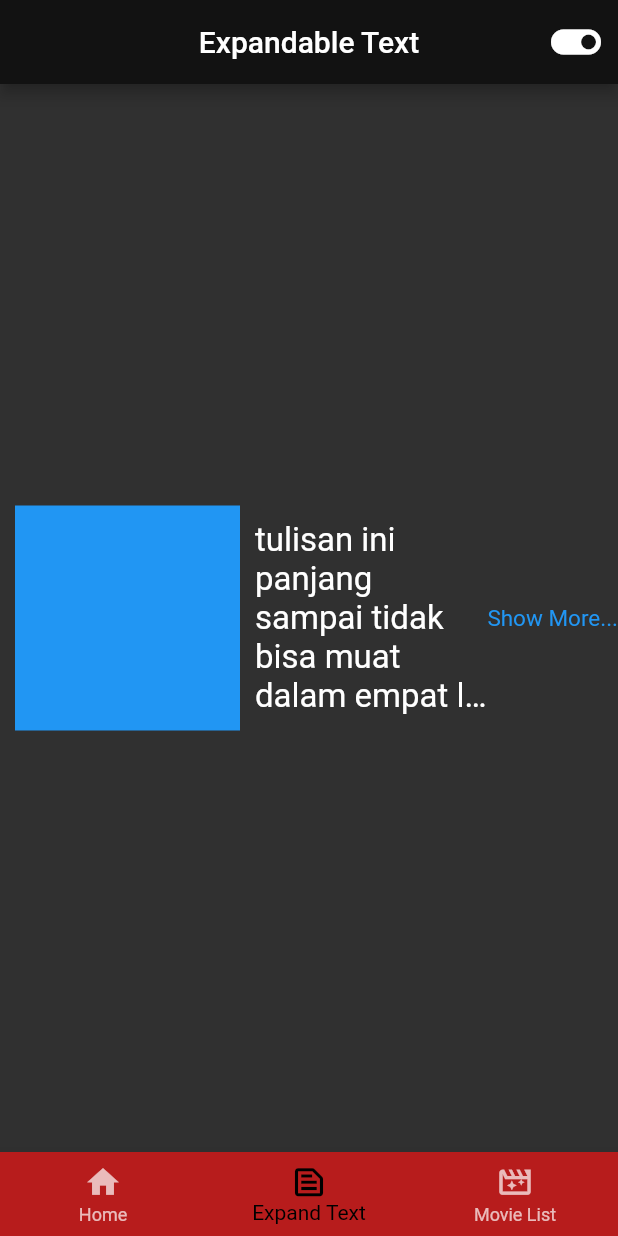
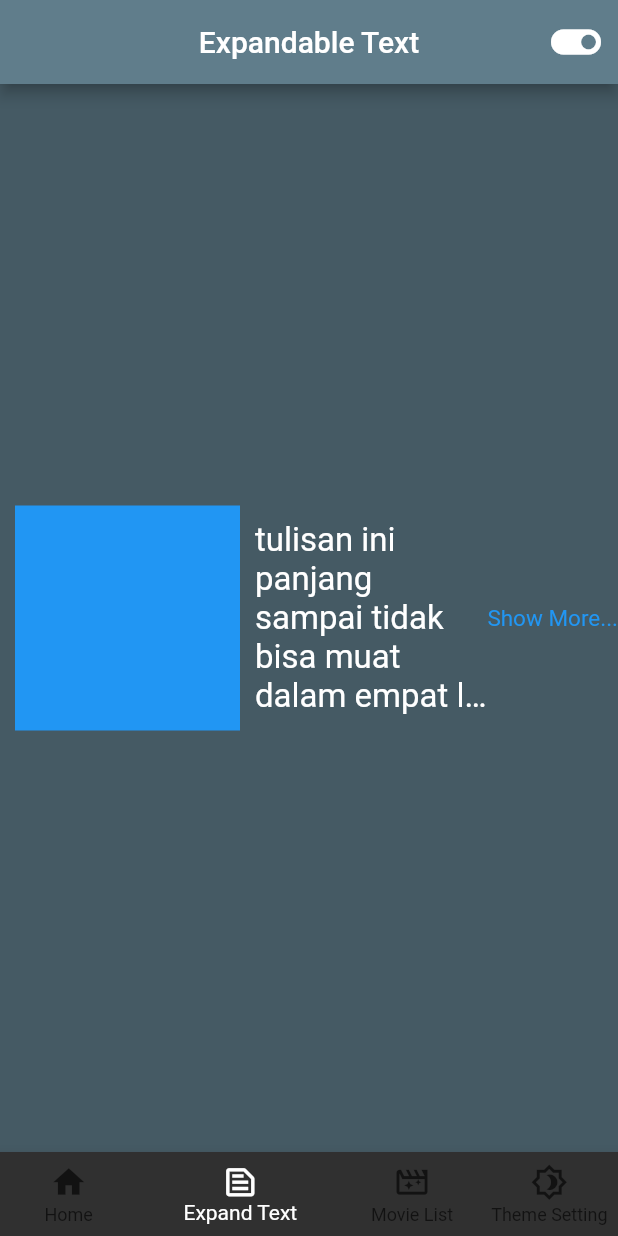
Before and after one commit to AlninoDP/Provider_StateManagement, a Flutter app: the screen it shows after launch, item 2 of the bottom bar chosen, after a tap on the "toggle off" icon, on a phone screen of 412 x 824 dp. Run offline on Flutter 3.47's test engine with Material 2 defaults, Android fonts, the phone set to English and light mode, and no system bars.

Commit message:
tambah screen theme animation

```diff
--- a/lib/app_theme.dart
+++ b/lib/app_theme.dart
@@ -2,12 +2,12 @@ import 'package:flutter/material.dart';
 
 class AppThemes {
   static final ThemeData lightTheme = ThemeData(
-    bottomNavigationBarTheme: const BottomNavigationBarThemeData(
-        backgroundColor: Colors.blue,
+    bottomNavigationBarTheme: BottomNavigationBarThemeData(
+        backgroundColor: Colors.blue[900],
         selectedItemColor: Colors.white,
         unselectedItemColor: Colors.black),
-    colorScheme: const ColorScheme.light(
-      primary: Colors.blue,
+    colorScheme: ColorScheme.light(
+      primary: Colors.blue[900]!,
       onPrimary: Colors.white,
       secondary: Colors.blue,
       onSecondary: Colors.white,
@@ -15,12 +15,15 @@ class AppThemes {
     ),
   );
   static final ThemeData darkTheme = ThemeData(
-    bottomNavigationBarTheme:
-        BottomNavigationBarThemeData(backgroundColor: Colors.red[900]),
+    appBarTheme: const AppBarTheme(color: Colors.blueGrey),
+    bottomNavigationBarTheme: const BottomNavigationBarThemeData(
+        backgroundColor: Colors.blueGrey, selectedItemColor: Colors.white),
+    scaffoldBackgroundColor: Colors.blueGrey[700],
     colorScheme: const ColorScheme.dark(
-        primary: Colors.black,
-        onPrimary: Colors.red,
+        primary: Colors.blueGrey,
+        onPrimary: Colors.white,
         secondary: Colors.black,
-        onSecondary: Colors.red),
+        onSecondary: Colors.white,
+        background: Colors.blueGrey),
   );
 }
--- a/lib/home_btm_nav_bar.dart
+++ b/lib/home_btm_nav_bar.dart
@@ -2,6 +2,7 @@ import 'package:flutter/material.dart';
 import 'package:learnflutter/views/expandable_text/expandable_text.dart';
 import 'package:learnflutter/views/main_menu/main_menu.dart';
 import 'package:learnflutter/views/movie_list/movie_list._screen.dart';
+import 'package:learnflutter/views/theme_animation/theme_animation_screen.dart';
 
 class HomeBottomNavBar extends StatefulWidget {
   const HomeBottomNavBar({super.key});
@@ -20,10 +21,13 @@ class _HomeBottomNavBarState extends State<HomeBottomNavBar> {
         children: const <Widget>[
           MainMenu(),
           ExpandableTextScreen(),
-          MovieListScreen()
+          MovieListScreen(),
+          ThemeAnimationScreen()
         ],
       ),
       bottomNavigationBar: BottomNavigationBar(
+          showSelectedLabels: true,
+          showUnselectedLabels: true,
           iconSize: 25,
           currentIndex: _navBarCurrentIndex,
           onTap: (index) {
@@ -31,12 +35,16 @@ class _HomeBottomNavBarState extends State<HomeBottomNavBar> {
               _navBarCurrentIndex = index;
             });
           },
+          type: BottomNavigationBarType.shifting,
           items: const [
             BottomNavigationBarItem(icon: Icon(Icons.home), label: "Home"),
             BottomNavigationBarItem(
                 icon: Icon(Icons.text_snippet_outlined), label: "Expand Text"),
             BottomNavigationBarItem(
                 icon: Icon(Icons.movie_filter_outlined), label: "Movie List"),
+            BottomNavigationBarItem(
+                icon: Icon(Icons.brightness_4_outlined),
+                label: "Theme Setting"),
           ]),
     );
   }
--- /dev/null
+++ b/lib/views/theme_animation/theme_animation_screen.dart
@@ -0,0 +1,105 @@
+import 'package:flutter/material.dart';
+import 'package:learnflutter/components/custom_text_widget.dart';
+import 'package:learnflutter/models/theme_services.dart';
+import 'package:provider/provider.dart';
+
+class ThemeAnimationScreen extends StatefulWidget {
+  const ThemeAnimationScreen({super.key});
+
+  @override
+  State<ThemeAnimationScreen> createState() => _ThemeAnimationScreenState();
+}
+
+class _ThemeAnimationScreenState extends State<ThemeAnimationScreen> {
+  @override
+  Widget build(BuildContext context) {
+    bool themeServices = context.watch<ThemeServices>().isDarkModeOn;
+    final screenHeight = MediaQuery.sizeOf(context).height;
+    final screenWidth = MediaQuery.sizeOf(context).width;
+    return Scaffold(
+      appBar: AppBar(
+        title: const Text("Movie List "),
+        centerTitle: true,
+        actions: [
+          IconButton(
+              iconSize: 40,
+              onPressed: () {
+                Provider.of<ThemeServices>(context, listen: false)
+                    .toggleTheme();
+              },
+              icon: themeServices
+                  ? const Icon(Icons.toggle_on_sharp)
+                  : const Icon(
+                      Icons.toggle_off_sharp,
+                    ))
+        ],
+      ),
+      body: Center(
+        child: Container(
+          height: screenHeight * 0.7,
+          width: screenWidth * 0.9,
+          decoration: BoxDecoration(
+              boxShadow: [
+                BoxShadow(
+                    color: Colors.grey.shade600,
+                    spreadRadius: 1,
+                    blurRadius: 15)
+              ],
+              borderRadius: BorderRadius.circular(15),
+              gradient: LinearGradient(
+                  begin: Alignment.bottomCenter,
+                  end: Alignment.topCenter,
+                  colors: themeServices
+                      ? const [
+                          Color(0xff94A9ff),
+                          Color(0xff6866cc),
+                          Color(0xff200f75),
+                        ]
+                      : const [
+                          Color(0Xddfffa66),
+                          Color(0xddffa057),
+                          Color(0xdd940899)
+                        ])),
+          child: Stack(children: [
+            Align(
+              alignment: Alignment.bottomCenter,
+              child: Container(
+                height: (screenHeight * 0.7) * 0.45,
+                width: double.infinity,
+                decoration: BoxDecoration(
+                    color: themeServices ? Colors.blueGrey[200] : Colors.white,
+                    borderRadius: const BorderRadius.vertical(
+                        bottom: Radius.circular(15))),
+                child: Column(
+                  mainAxisAlignment: MainAxisAlignment.center,
+                  children: [
+                    CustomTextWidget(
+                      text: themeServices ? 'Too Dark ?' : 'Too Bright ?',
+                      fontStyle: FontStyle.italic,
+                      size: 25,
+                      fontWeight: FontWeight.bold,
+                    ),
+                    const SizedBox(
+                      height: 20,
+                    ),
+                    CustomTextWidget(
+                      text: themeServices ? "Go White!" : "Go Black!",
+                      size: 20,
+                      fontWeight: FontWeight.bold,
+                    ),
+                    Switch(
+                        value: themeServices,
+                        onChanged: (_) {
+                          Provider.of<ThemeServices>(context, listen: false)
+                              .toggleTheme();
+                        })
+                  ],
+                ),
+              ),
+            )
+          ]),
+        ),
+      ),
+    );
+  }
+}
```
